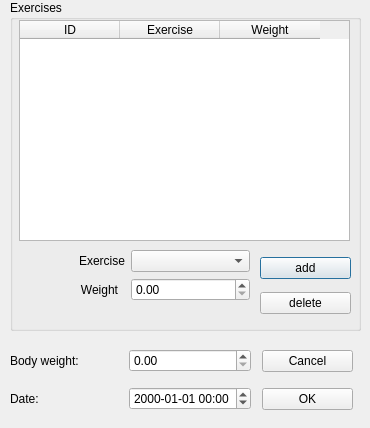
The window that sessiondialog.ui (nmeyering/myocardio) describes before a commit, drawn with Qt 5.
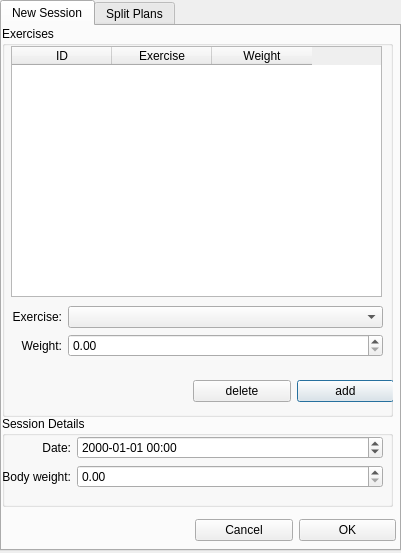
The same window after the commit.

Commit message: bigger combo boxes, added split viewer tab

```diff
--- a/sessiondialog.ui
+++ b/sessiondialog.ui
@@ -6,20 +6,36 @@
    <rect>
     <x>0</x>
     <y>0</y>
-    <width>370</width>
-    <height>428</height>
+    <width>401</width>
+    <height>553</height>
    </rect>
   </property>
   <property name="windowTitle">
    <string>Add Session</string>
   </property>
+  <widget class="QTabWidget" name="tabWidget">
+   <property name="geometry">
+    <rect>
+     <x>0</x>
+     <y>0</y>
+     <width>401</width>
+     <height>551</height>
+    </rect>
+   </property>
+   <property name="currentIndex">
+    <number>0</number>
+   </property>
+   <widget class="QWidget" name="tab">
+    <attribute name="title">
+     <string>New Session</string>
+    </attribute>
   <widget class="QGroupBox" name="groupBox">
    <property name="geometry">
     <rect>
-     <x>10</x>
+       <x>0</x>
      <y>0</y>
-     <width>351</width>
-     <height>331</height>
+       <width>391</width>
+       <height>391</height>
     </rect>
    </property>
    <property name="title">
@@ -28,63 +44,82 @@
    <widget class="QWidget" name="formLayoutWidget">
     <property name="geometry">
      <rect>
-      <x>69</x>
-      <y>250</y>
-      <width>171</width>
-      <height>71</height>
+        <x>10</x>
+        <y>280</y>
+        <width>371</width>
+        <height>61</height>
      </rect>
     </property>
     <layout class="QFormLayout" name="formLayout">
-     <item row="0" column="0">
+       <property name="labelAlignment">
+        <set>Qt::AlignRight|Qt::AlignTrailing|Qt::AlignVCenter</set>
+       </property>
+       <item row="1" column="1">
+        <widget class="QComboBox" name="exerciseComboBox">
+         <property name="sizePolicy">
+          <sizepolicy hsizetype="Expanding" vsizetype="Fixed">
+           <horstretch>0</horstretch>
+           <verstretch>0</verstretch>
+          </sizepolicy>
+         </property>
+         <property name="sizeAdjustPolicy">
+          <enum>QComboBox::AdjustToContents</enum>
+         </property>
+        </widget>
+       </item>
+       <item row="1" column="0">
       <widget class="QLabel" name="label">
        <property name="text">
-        <string>Exercise</string>
+          <string>Exercise:</string>
        </property>
        <property name="alignment">
         <set>Qt::AlignRight|Qt::AlignTrailing|Qt::AlignVCenter</set>
        </property>
       </widget>
      </item>
-     <item row="2" column="1">
-      <widget class="QDoubleSpinBox" name="weightSpinBox">
-       <property name="maximum">
-        <double>500.000000000000000</double>
-       </property>
-      </widget>
-     </item>
-     <item row="0" column="1">
-      <widget class="QComboBox" name="exerciseComboBox"/>
-     </item>
      <item row="2" column="0">
       <widget class="QLabel" name="label_2">
        <property name="text">
-        <string>Weight</string>
+          <string>Weight:</string>
        </property>
        <property name="alignment">
         <set>Qt::AlignRight|Qt::AlignTrailing|Qt::AlignVCenter</set>
        </property>
       </widget>
      </item>
-    </layout>
-   </widget>
-   <widget class="QWidget" name="verticalLayoutWidget_2">
+       <item row="2" column="1">
+        <widget class="QDoubleSpinBox" name="weightSpinBox">
+         <property name="sizePolicy">
+          <sizepolicy hsizetype="Expanding" vsizetype="Fixed">
+           <horstretch>0</horstretch>
+           <verstretch>0</verstretch>
+          </sizepolicy>
+         </property>
+         <property name="maximum">
+          <double>500.000000000000000</double>
+         </property>
+        </widget>
+       </item>
+      </layout>
+     </widget>
+     <widget class="QWidget" name="gridLayoutWidget">
     <property name="geometry">
      <rect>
-      <x>250</x>
-      <y>250</y>
-      <width>91</width>
-      <height>71</height>
-     </rect>
-    </property>
-    <layout class="QVBoxLayout" name="verticalLayout_2">
-     <item>
+        <x>191</x>
+        <y>340</y>
+        <width>201</width>
+        <height>51</height>
+       </rect>
+      </property>
+      <layout class="QGridLayout" name="gridLayout">
+       <item row="0" column="1">
       <widget class="QPushButton" name="addButton">
        <property name="text">
         <string>add</string>
        </property>
       </widget>
      </item>
-     <item>
+       <item row="0" column="0">
       <widget class="QPushButton" name="deleteButton">
        <property name="text">
         <string>delete</string>
@@ -100,10 +135,10 @@
    </property>
    <property name="geometry">
     <rect>
-     <x>19</x>
+       <x>9</x>
      <y>20</y>
-     <width>331</width>
-     <height>221</height>
+       <width>371</width>
+       <height>251</height>
     </rect>
    </property>
    <property name="editTriggers">
@@ -128,37 +163,61 @@
     </property>
    </column>
   </widget>
-  <widget class="QWidget" name="gridLayoutWidget">
+    <widget class="QGroupBox" name="groupBox_2">
    <property name="geometry">
     <rect>
-     <x>10</x>
-     <y>340</y>
-     <width>241</width>
-     <height>80</height>
-    </rect>
-   </property>
-   <layout class="QGridLayout" name="gridLayout">
-    <item row="2" column="0">
+       <x>0</x>
+       <y>390</y>
+       <width>391</width>
+       <height>91</height>
+      </rect>
+     </property>
+     <property name="title">
+      <string>Session Details</string>
+     </property>
+     <widget class="QWidget" name="formLayoutWidget_2">
+      <property name="geometry">
+       <rect>
+        <x>0</x>
+        <y>20</y>
+        <width>381</width>
+        <height>61</height>
+       </rect>
+      </property>
+      <layout class="QFormLayout" name="formLayout_2">
+       <property name="fieldGrowthPolicy">
+        <enum>QFormLayout::AllNonFixedFieldsGrow</enum>
+       </property>
+       <property name="labelAlignment">
+        <set>Qt::AlignRight|Qt::AlignTrailing|Qt::AlignVCenter</set>
+       </property>
+       <item row="0" column="0">
      <widget class="QLabel" name="label_3">
       <property name="text">
        <string>Date:</string>
       </property>
-     </widget>
-    </item>
-    <item row="1" column="0">
-     <widget class="QLabel" name="label_4">
-      <property name="text">
-       <string>Body weight:</string>
+         <property name="alignment">
+          <set>Qt::AlignRight|Qt::AlignTrailing|Qt::AlignVCenter</set>
       </property>
      </widget>
     </item>
-    <item row="2" column="1">
+       <item row="0" column="1">
      <widget class="QDateTimeEdit" name="dateTimeEdit">
       <property name="displayFormat">
        <string>yyyy-MM-dd hh:mm</string>
       </property>
      </widget>
     </item>
+       <item row="1" column="0">
+        <widget class="QLabel" name="label_4">
+         <property name="text">
+          <string>Body weight:</string>
+         </property>
+         <property name="alignment">
+          <set>Qt::AlignRight|Qt::AlignTrailing|Qt::AlignVCenter</set>
+         </property>
+        </widget>
+       </item>
     <item row="1" column="1">
      <widget class="QDoubleSpinBox" name="bodyweightSpinBox">
       <property name="maximum">
@@ -168,31 +227,91 @@
     </item>
    </layout>
   </widget>
-  <widget class="QWidget" name="verticalLayoutWidget">
+    </widget>
+    <widget class="QWidget" name="gridLayoutWidget_2">
    <property name="geometry">
     <rect>
-     <x>262</x>
-     <y>340</y>
-     <width>91</width>
-     <height>80</height>
-    </rect>
-   </property>
-   <layout class="QVBoxLayout" name="verticalLayout">
-    <item>
-     <widget class="QPushButton" name="cancelButton">
-      <property name="text">
-       <string>Cancel</string>
-      </property>
-     </widget>
-    </item>
-    <item>
+       <x>193</x>
+       <y>479</y>
+       <width>201</width>
+       <height>51</height>
+      </rect>
+     </property>
+     <layout class="QGridLayout" name="gridLayout_2">
+      <item row="0" column="1">
      <widget class="QPushButton" name="okButton">
       <property name="text">
        <string>OK</string>
       </property>
      </widget>
     </item>
-   </layout>
+      <item row="0" column="0">
+       <widget class="QPushButton" name="cancelButton">
+        <property name="text">
+         <string>Cancel</string>
+        </property>
+       </widget>
+      </item>
+     </layout>
+    </widget>
+   </widget>
+   <widget class="QWidget" name="tab_2">
+    <attribute name="title">
+     <string>Split Plans</string>
+    </attribute>
+    <widget class="QComboBox" name="splitplanComboBox">
+     <property name="geometry">
+      <rect>
+       <x>10</x>
+       <y>10</y>
+       <width>181</width>
+       <height>21</height>
+      </rect>
+     </property>
+     <property name="sizeAdjustPolicy">
+      <enum>QComboBox::AdjustToContents</enum>
+     </property>
+    </widget>
+    <widget class="QTableWidget" name="splitplanTable">
+     <property name="geometry">
+      <rect>
+       <x>10</x>
+       <y>40</y>
+       <width>371</width>
+       <height>391</height>
+      </rect>
+     </property>
+     <property name="editTriggers">
+      <set>QAbstractItemView::NoEditTriggers</set>
+     </property>
+     <property name="selectionMode">
+      <enum>QAbstractItemView::NoSelection</enum>
+     </property>
+     <column>
+      <property name="text">
+       <string>Exercise</string>
+      </property>
+     </column>
+     <column>
+      <property name="text">
+       <string>Current Weight</string>
+      </property>
+     </column>
+    </widget>
+    <widget class="QLabel" name="label_5">
+     <property name="geometry">
+      <rect>
+       <x>200</x>
+       <y>10</y>
+       <width>181</width>
+       <height>21</height>
+      </rect>
+     </property>
+     <property name="text">
+      <string>Split</string>
+     </property>
+    </widget>
+   </widget>
   </widget>
  </widget>
  <resources/>
```
Lines whose indentation alone changed are shown as unchanged. The commit also changes 3 other files.
